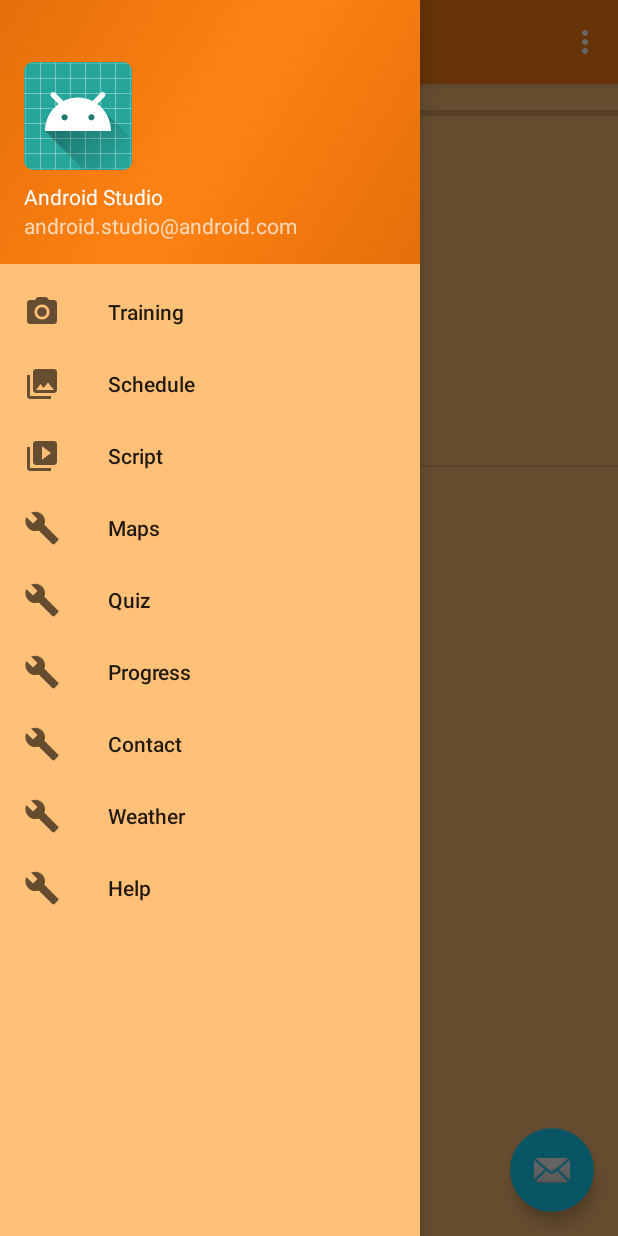
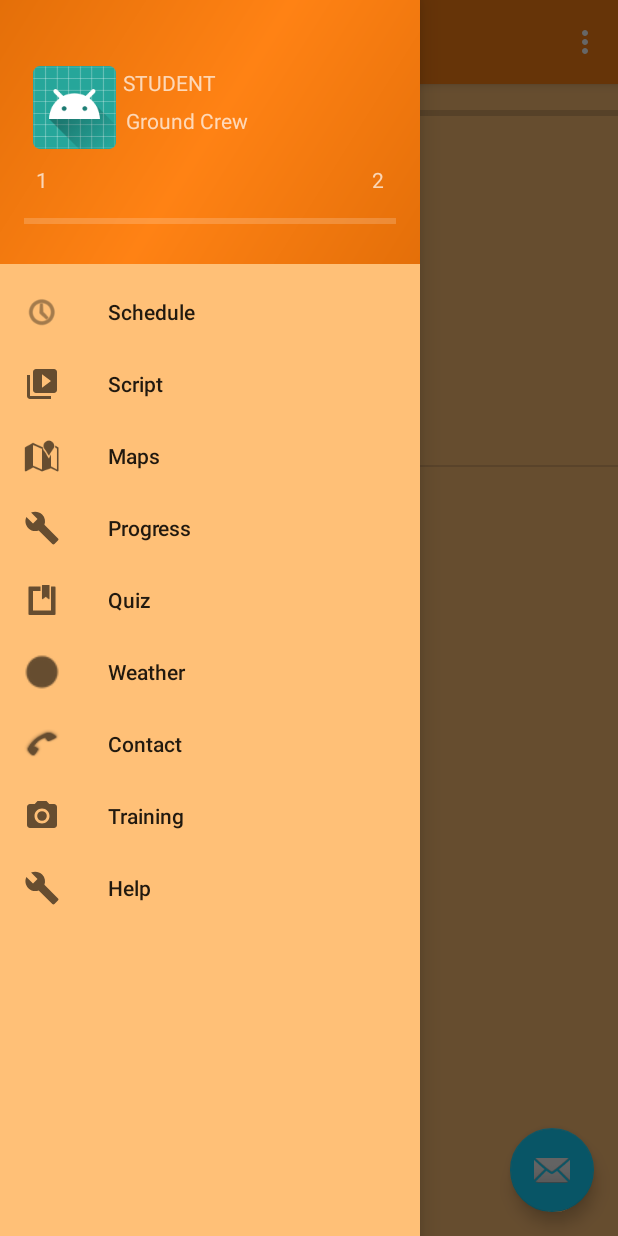
Before and after one commit to Leon-Wilson/bts_tour_app, an Android app: the screen it shows after launch (nav_main), with the side drawer open, on a phone screen of 412 x 824 dp. Run offline under Robolectric (Android 15) with nearby library versions, the phone set to English and light mode, and no system bars; our stand-ins replace Firebase (no records; nobody signed in at launch, a user with empty details on screens opened directly).

Commit message:
Navigation design implementation

```diff
--- a/bts_tour/app/src/main/AndroidManifest.xml
+++ b/bts_tour/app/src/main/AndroidManifest.xml
@@ -98,6 +98,10 @@
             android:name=".script_main"
             android:label="@string/title_activity_script_main"
             android:theme="@style/app_theme.NoActionBar"></activity>
+        <activity android:name=".quiz_pop"
+            android:theme="@style/app_theme.pop_up">
+
+        </activity>
     </application>
 
 </manifest>
--- a/bts_tour/app/src/main/java/fs/sdvbs/bts_tour/nav_main.java
+++ b/bts_tour/app/src/main/java/fs/sdvbs/bts_tour/nav_main.java
@@ -30,8 +30,17 @@ public class nav_main extends AppCompatActivity
     ProgressBar player_progress;
     ListView mListview;
 
+    DrawerLayout drawer;
+    NavigationView nav_view; //= drawer.findViewById(R.id.nav_view);
+    View header_layout; //= nav_view.getHeaderView(0);
 
+    TextView player_name;
+    TextView level_name;
 
+    TextView next_level;
+    TextView curr_level; // = header_layout.findViewById(R.id.nav_draw_current_level);
+
+    ProgressBar progress_bar;
     @Override
     protected void onCreate(Bundle savedInstanceState) {
         super.onCreate(savedInstanceState);
@@ -47,6 +56,24 @@ public class nav_main extends AppCompatActivity
         player_progress.setMax(current_player.stats.points_until_levelup);
         player_progress.setProgress(current_player.stats.current_points);
 
+        drawer = findViewById(R.id.drawer_layout);
+        nav_view = drawer.findViewById(R.id.nav_view);
+        header_layout = nav_view.getHeaderView(0);
+
+        player_name = header_layout.findViewById(R.id.nav_draw_name);
+        level_name = header_layout.findViewById(R.id.nav_draw_level_name);
+        next_level = header_layout.findViewById(R.id.nav_draw_next_level);
+        curr_level = header_layout.findViewById(R.id.nav_draw_current_level);
+        progress_bar = header_layout.findViewById(R.id.nav_draw_progress);
+
+        player_name.setText(current_player.player_name);
+        level_name.setText(current_player.getStats().level_name);
+        curr_level.setText(String.valueOf(current_player.getStats().current_level));
+        next_level.setText(String.valueOf(current_player.getStats().current_level + 1));
+        //progress_bar.setMax(6);
+        //progress_bar.setProgress(3);
+        progress_bar.setMax(current_player.stats.points_until_levelup);
+        progress_bar.setProgress(current_player.getStats().current_points);
 
         TextView player_name = (TextView) findViewById(R.id.stat_name);
         player_name.setText(current_player.player_name);
@@ -130,6 +157,14 @@ public class nav_main extends AppCompatActivity
 
                 player_progress.setMax(current_player.stats.points_until_levelup);
                 player_progress.setProgress(current_player.stats.current_points);
+
+                player_name.setText(current_player.player_name);
+                level_name.setText(current_player.getStats().level_name);
+                curr_level.setText(String.valueOf(current_player.getStats().current_level));
+                next_level.setText(String.valueOf(current_player.getStats().current_level + 1));
+
+                progress_bar.setMax(current_player.stats.points_until_levelup);
+                progress_bar.setProgress(current_player.stats.current_points);
 
                 TextView player_name = (TextView) findViewById(R.id.stat_name);
                 player_name.setText(current_player.player_name);
@@ -304,7 +339,12 @@ public class nav_main extends AppCompatActivity
 //
 //        }
 
-        DrawerLayout drawer = (DrawerLayout) findViewById(R.id.drawer_layout);
+        drawer = (DrawerLayout) findViewById(R.id.drawer_layout);
+//        NavigationView nav_view = drawer.findViewById(R.id.nav_view);
+//        View header_layout = nav_view.getHeaderView(0);
+//
+//        TextView curr_level = header_layout.findViewById(R.id.nav_draw_current_level);
+//        curr_level.setText("TEST");
         drawer.closeDrawer(GravityCompat.START);
         return true;
     }
--- a/bts_tour/app/src/main/java/fs/sdvbs/bts_tour/nav_training.java
+++ b/bts_tour/app/src/main/java/fs/sdvbs/bts_tour/nav_training.java
@@ -43,7 +43,7 @@ public class nav_training extends AppCompatActivity {
     public void onBackPressed()
     {
         Intent intent = new Intent();
-        current_player.setName("Test User");
+        //current_player.setName("Test User");
         intent.putExtra("current_player", current_player);
         setResult(RESULT_OK, intent);
 
--- a/bts_tour/app/src/main/res/layout/content_quiz.xml
+++ b/bts_tour/app/src/main/res/layout/content_quiz.xml
@@ -24,4 +24,7 @@
     <include
         android:id="@+id/quiz_short_answer"
         layout='@layout/short_answer_question_layout'></include>
+    <include
+        android:id="@+id/quiz_results"
+        layout="@layout/quiz_results_layout"></include>
 </android.support.constraint.ConstraintLayout>
--- a/bts_tour/app/src/main/res/layout/nav_header_nav_main.xml
+++ b/bts_tour/app/src/main/res/layout/nav_header_nav_main.xml
@@ -1,6 +1,8 @@
 <?xml version="1.0" encoding="utf-8"?>
-<LinearLayout xmlns:android="http://schemas.android.com/apk/res/android"
+<android.support.constraint.ConstraintLayout xmlns:android="http://schemas.android.com/apk/res/android"
     xmlns:app="http://schemas.android.com/apk/res-auto"
+    xmlns:tools="http://schemas.android.com/tools"
+    android:id="@+id/nav_draw_head"
     android:layout_width="match_parent"
     android:layout_height="@dimen/nav_header_height"
     android:background="@drawable/side_nav_bar"
@@ -10,26 +12,87 @@
     android:paddingLeft="@dimen/activity_horizontal_margin"
     android:paddingRight="@dimen/activity_horizontal_margin"
     android:paddingTop="@dimen/activity_vertical_margin"
-    android:theme="@style/ThemeOverlay.AppCompat.Dark">
+    android:theme="@style/ThemeOverlay.AppCompat.Dark"
+    tools:layout_editor_absoluteY="81dp">
+
+    <ProgressBar
+        android:id="@+id/nav_draw_progress"
+        style="?android:attr/progressBarStyleHorizontal"
+        android:layout_width="333dp"
+        android:layout_height="25dp"
+        android:layout_marginEnd="8dp"
+        android:layout_marginStart="8dp"
+        app:layout_constraintBottom_toBottomOf="parent"
+        app:layout_constraintEnd_toEndOf="parent"
+        app:layout_constraintHorizontal_bias="0.514"
+        app:layout_constraintStart_toStartOf="parent" />
+
+    <TextView
+        android:id="@+id/nav_draw_current_level"
+        android:layout_width="wrap_content"
+        android:layout_height="wrap_content"
+        android:layout_marginBottom="5dp"
+        android:layout_marginEnd="220dp"
+        android:layout_marginStart="8dp"
+        android:layout_marginTop="8dp"
+        android:text="TextView"
+        app:layout_constraintBottom_toTopOf="@+id/nav_draw_progress"
+        app:layout_constraintEnd_toStartOf="@+id/nav_draw_next_level"
+        app:layout_constraintHorizontal_bias="0.0"
+        app:layout_constraintStart_toStartOf="parent"
+        app:layout_constraintTop_toTopOf="parent"
+        app:layout_constraintVertical_bias="1.0" />
+
+    <TextView
+        android:id="@+id/nav_draw_next_level"
+        android:layout_width="wrap_content"
+        android:layout_height="wrap_content"
+        android:layout_marginBottom="5dp"
+        android:layout_marginEnd="8dp"
+        android:layout_marginTop="8dp"
+        android:text="TextView"
+        app:layout_constraintBottom_toTopOf="@+id/nav_draw_progress"
+        app:layout_constraintEnd_toEndOf="parent"
+        app:layout_constraintTop_toTopOf="parent"
+        app:layout_constraintVertical_bias="1.0" />
+
+    <TextView
+        android:id="@+id/nav_draw_level_name"
+        android:layout_width="wrap_content"
+        android:layout_height="20dp"
+        android:layout_marginBottom="44dp"
+        android:layout_marginEnd="64dp"
+        android:layout_marginStart="2dp"
+        android:text="TextView"
+        app:layout_constraintBottom_toTopOf="@+id/nav_draw_progress"
+        app:layout_constraintEnd_toStartOf="@+id/nav_draw_next_level"
+        app:layout_constraintHorizontal_bias="0.0"
+        app:layout_constraintStart_toStartOf="@+id/nav_draw_name" />
+
+    <TextView
+        android:id="@+id/nav_draw_name"
+        android:layout_width="wrap_content"
+        android:layout_height="wrap_content"
+        android:layout_marginBottom="3dp"
+        android:layout_marginEnd="120dp"
+        android:layout_marginTop="8dp"
+        android:text="TextView"
+        app:layout_constraintBottom_toTopOf="@+id/nav_draw_level_name"
+        app:layout_constraintEnd_toEndOf="parent"
+        app:layout_constraintTop_toTopOf="parent"
+        app:layout_constraintVertical_bias="0.878" />
 
     <ImageView
-        android:id="@+id/imageView"
-        android:layout_width="wrap_content"
-        android:layout_height="wrap_content"
-        android:paddingTop="@dimen/nav_header_vertical_spacing"
+        android:id="@+id/nav_draw_photo"
+        android:layout_width="59dp"
+        android:layout_height="55dp"
+        android:layout_marginBottom="8dp"
+        android:layout_marginEnd="3dp"
+        android:layout_marginStart="5dp"
+        app:layout_constraintBottom_toTopOf="@+id/nav_draw_progress"
+        app:layout_constraintEnd_toStartOf="@+id/nav_draw_name"
+        app:layout_constraintHorizontal_bias="0.915"
+        app:layout_constraintStart_toStartOf="parent"
+        app:layout_constraintTop_toTopOf="parent"
         app:srcCompat="@mipmap/ic_launcher_round" />
-
-    <TextView
-        android:layout_width="match_parent"
-        android:layout_height="wrap_content"
-        android:paddingTop="@dimen/nav_header_vertical_spacing"
-        android:text="Android Studio"
-        android:textAppearance="@style/TextAppearance.AppCompat.Body1" />
-
-    <TextView
-        android:id="@+id/textView"
-        android:layout_width="wrap_content"
-        android:layout_height="wrap_content"
-        android:text="android.studio@android.com" />
-
-</LinearLayout>
+</android.support.constraint.ConstraintLayout>
--- a/bts_tour/app/src/main/res/menu/activity_nav_main_drawer.xml
+++ b/bts_tour/app/src/main/res/menu/activity_nav_main_drawer.xml
@@ -5,12 +5,8 @@
 
     <group android:checkableBehavior="single">
         <item
-            android:id="@+id/nav_training"
-            android:icon="@drawable/ic_menu_camera"
-            android:title="Training" />
-        <item
             android:id="@+id/nav_schedule"
-            android:icon="@drawable/ic_menu_gallery"
+            android:icon="@android:drawable/ic_menu_recent_history"
             android:title="Schedule" />
         <item
             android:id="@+id/nav_script"
@@ -18,24 +14,28 @@
             android:title="Script" />
         <item
             android:id="@+id/nav_maps"
-            android:icon="@drawable/ic_menu_manage"
+            android:icon="@android:drawable/ic_dialog_map"
             android:title="Maps" />
-        <item
-            android:id="@+id/nav_quiz"
-            android:icon="@drawable/ic_menu_manage"
-            android:title="Quiz" />
         <item
             android:id="@+id/nav_progress"
             android:icon="@drawable/ic_menu_manage"
             android:title="Progress" />
         <item
+            android:id="@+id/nav_quiz"
+            android:icon="@android:drawable/ic_input_get"
+            android:title="Quiz" />
+        <item
+            android:id="@+id/nav_weather"
+            android:icon="@android:drawable/presence_invisible"
+            android:title="Weather" />
+        <item
             android:id="@+id/nav_contact"
-            android:icon="@drawable/ic_menu_manage"
+            android:icon="@android:drawable/stat_sys_phone_call"
             android:title="Contact" />
         <item
-            android:id="@+id/nav_weather"
-            android:icon="@drawable/ic_menu_manage"
-            android:title="Weather" />
+            android:id="@+id/nav_training"
+            android:icon="@drawable/ic_menu_camera"
+            android:title="Training" />
         <item
             android:id="@+id/nav_help"
             android:icon="@drawable/ic_menu_manage"
--- a/bts_tour/app/src/main/res/values/styles.xml
+++ b/bts_tour/app/src/main/res/values/styles.xml
@@ -18,6 +18,11 @@
         <item name="windowNoTitle">true</item>
     </style>
 
+    <style name="app_theme.pop_up">
+        <item name="android:windowIsTranslucent">true</item>
+        <item name="android:windowCloseOnTouchOutside">true</item>
+    </style>
+
     <style name="app_theme.AppBarOverlay" parent="ThemeOverlay.AppCompat.Dark.ActionBar" />
 
     <style name="app_theme.PopupOverlay" parent="ThemeOverlay.AppCompat.Light" />
```
Also changed, not shown: bts_tour/app/src/main/java/fs/sdvbs/bts_tour/nav_quiz.java (+6 -3 lines), bts_tour/app/src/main/java/fs/sdvbs/bts_tour/pop_questions.java (added, +99 -0 lines), bts_tour/app/src/main/java/fs/sdvbs/bts_tour/quiz_main.java (+40 -1 lines), bts_tour/app/src/main/java/fs/sdvbs/bts_tour/quiz_pop.java (added, +116 -0 lines), bts_tour/app/src/main/java/pop_questions.java (added, +102 -0 lines), bts_tour/app/src/main/res/layout/pop_questions_child_row.xml (added, +20 -0 lines), bts_tour/app/src/main/res/layout/pop_questions_group.xml (added, +11 -0 lines), bts_tour/app/src/main/res/layout/quiz_popup.xml (added, +74 -0 lines), bts_tour/app/src/main/res/layout/quiz_results_layout.xml (+66 -9 lines).
